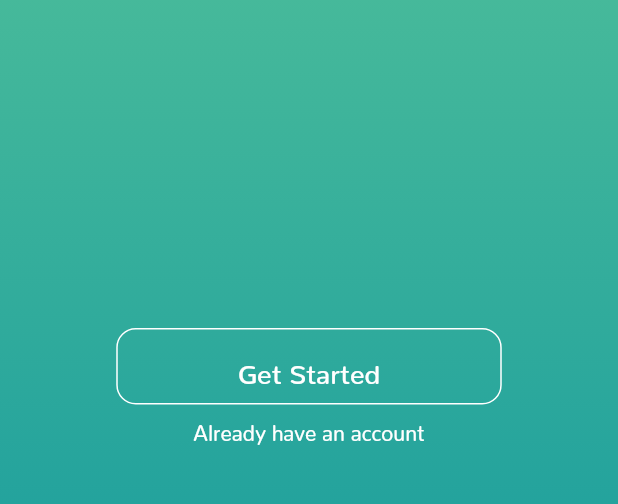
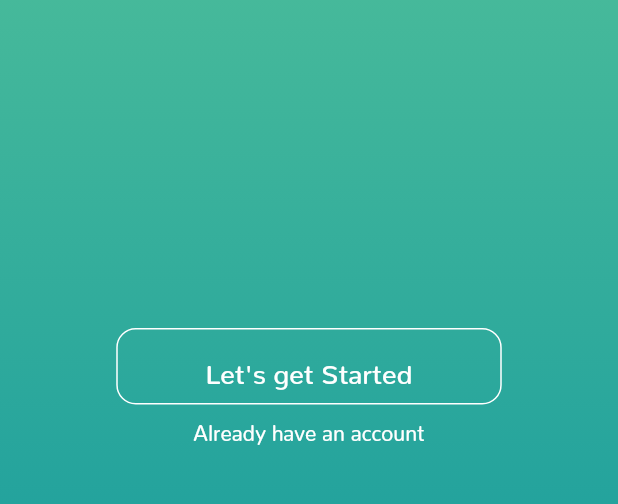
Before and after one commit to hassanmido22/Cartex-app, a Flutter app: the screen it shows after launch, on a phone screen of 412 x 824 dp, the part 503-1007 px from its top. Run offline on Flutter 3.47's test engine with Material 2 defaults, Android fonts, the light colour scheme and no system bars; our stand-ins replace cached_network_image, dio, flutter_speed_dial, flutter_svg, shared_preferences, sliding_up_panel; missing offline and left inert: barcode_scan; Roboto replaces fonts that are missing (Nunito-med).

Commit message:
text commit

```diff
--- a/lib/Screens/spalsh_screen.dart
+++ b/lib/Screens/spalsh_screen.dart
@@ -61,7 +61,7 @@ class Getstarted2 extends StatelessWidget {
                         ),
                       ),
                       child: Text(
-                        "Get Started",
+                        "Let's get Started",
                         style: TextStyle(
                           color: Colors.white,
                           fontSize: 18,
```
